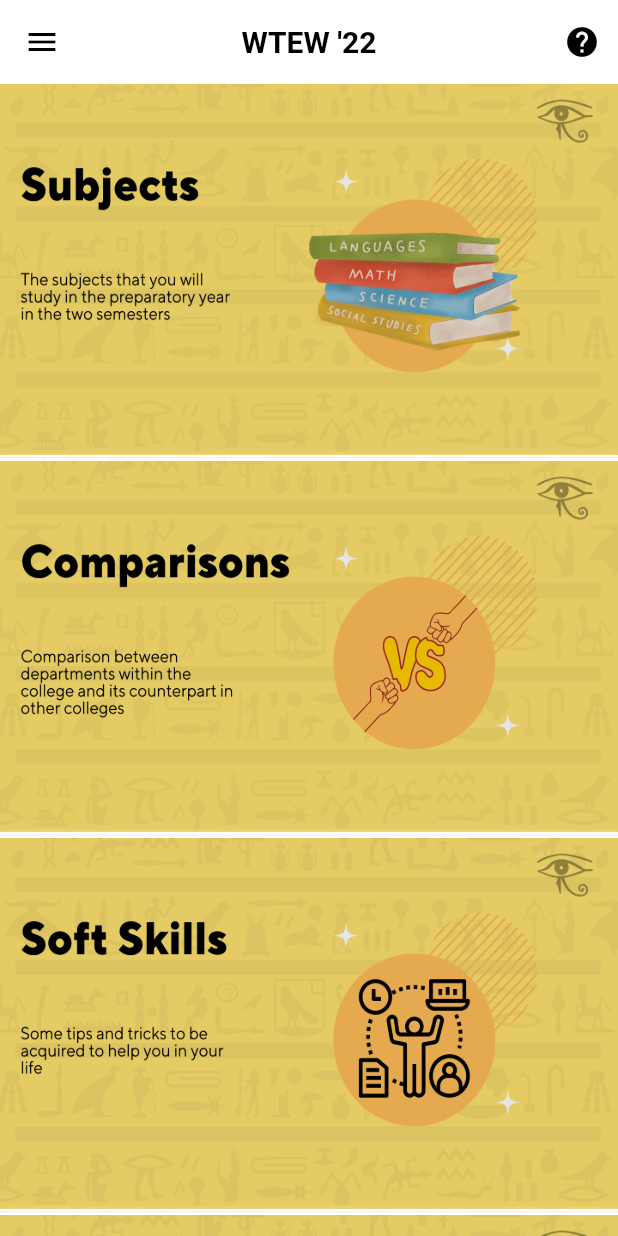
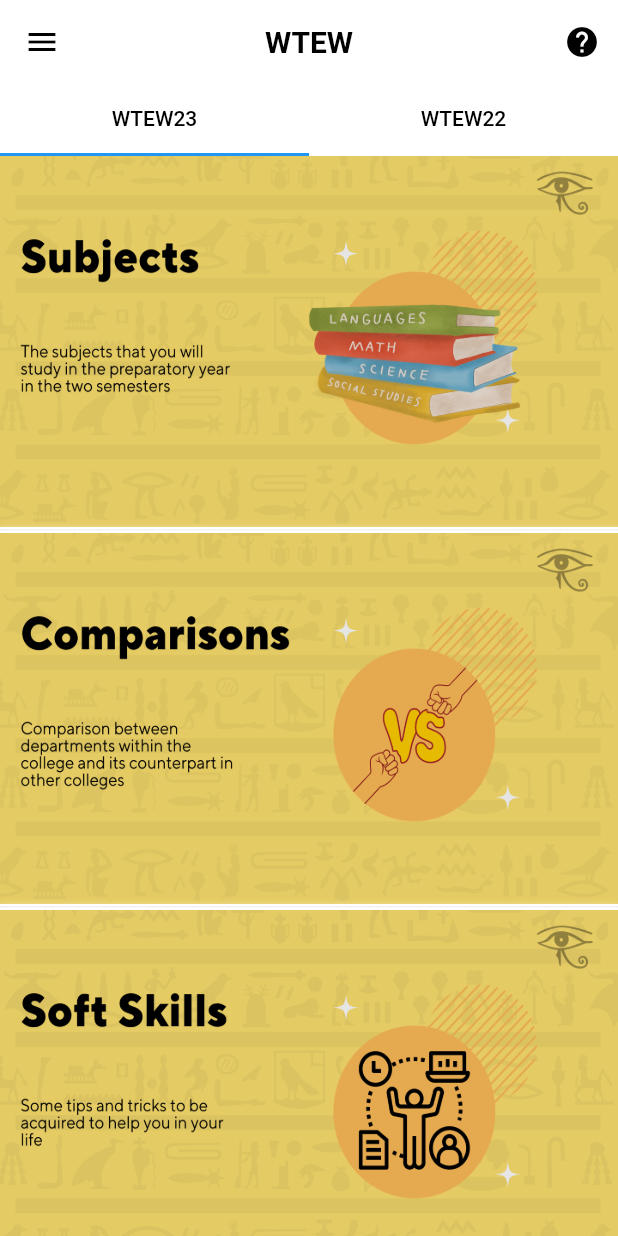
Before and after one commit to MuhammadTarek10/wtew-mobile, a Flutter app: the screen it shows after launch, in the side drawer, after a tap on the "help" icon, on a phone screen of 412 x 824 dp. Run offline on Flutter 3.47's test engine with Material 2 defaults, Android fonts, the phone set to English and light mode, and no system bars; our stand-ins replace awesome_dialog, dartz, equatable, flutter_bloc, fluttertoast, get_it and 1 more; accounts and stored records are empty.

Commit message:
all works

```diff
--- a/lib/config/utils/app_assets.dart
+++ b/lib/config/utils/app_assets.dart
@@ -29,7 +29,7 @@ class AppAssets {
 
   // sessions
   static const String physics = 'assets/sessions/Physics.png';
-  static const String archtecture = 'assets/sessions/Archtecture.png';
+  static const String architecture = 'assets/sessions/Archtecture.png';
   static const String chemistry = 'assets/sessions/chemistry.png';
   static const String civilVsTech =
       'assets/sessions/Civil Work  _ Technical Teams.png';
@@ -40,11 +40,11 @@ class AppAssets {
   static const String humanities = 'assets/sessions/humanities.png';
   static const String production = 'assets/sessions/production.png';
   static const String selfLearning = 'assets/sessions/self learning.png';
-  static const String timeManagment = 'assets/sessions/Time Management.png';
+  static const String timeManagement = 'assets/sessions/Time Management.png';
   static const String mathAndMechanics = 'assets/sessions/math _ mechanics.png';
 
   // timeline-icons
-  static const String archetictureIcon =
+  static const String architectureIcon =
       "assets/timeline_icons/archticture.png";
   static const String chemistryIcon = "assets/timeline_icons/chemistry.png";
   static const String computerIcon = "assets/timeline_icons/computer.png";
@@ -56,7 +56,7 @@ class AppAssets {
       "assets/timeline_icons/math _ mechanics .png";
   static const String physicsIcon = "assets/timeline_icons/physics.png";
   static const String productionIcon = "assets/timeline_icons/production.png";
-  static const String selcLearningIcon =
+  static const String selfLearningIcon =
       "assets/timeline_icons/self-learning.png";
   static const String civilAndTechnicalIcon =
       "assets/timeline_icons/technical.png";
--- a/lib/config/utils/app_constants.dart
+++ b/lib/config/utils/app_constants.dart
@@ -16,15 +16,15 @@ class AppConstants {
   static const String databaseName = "gpa-calculator";
   static const String databaseSemesterTableName = "semesters";
   static const String databaseColSemesterId = "id";
-  static const String databseColSemesterTerm = "term";
-  static const String databaseColSemeterGPA = "gpa";
+  static const String datableColSemesterTerm = "term";
+  static const String databaseColSemesterGPA = "gpa";
   static const String databaseColSemesterCredits = "credits";
 
   static const String databaseSubjectTableName = "subjects";
   static const String databaseColSubjectSemesterId = "semester_id";
   static const String databaseColSubjectName = "name";
   static const String databaseColSubjectHours = "hours";
-  static const String databseColSubjectGrade = "grade";
+  static const String datableColSubjectGrade = "grade";
 
   static const SMUThoughts smu = SMUThoughts(
     title: "Grande Finale",
@@ -36,7 +36,7 @@ class AppConstants {
     return IconButton(
       onPressed: () => AwesomeDialog(
         context: context,
-        animType: AnimType.SCALE,
+        animType: AnimType.scale,
         customHeader: Image.asset(AppAssets.smuLogoNoText),
         title: AppStrings.welcomeMessage,
         desc: AppStrings.eventDiscription,
@@ -64,7 +64,7 @@ class AppConstants {
   static Future<dynamic> help(BuildContext context) {
     return AwesomeDialog(
       context: context,
-      animType: AnimType.SCALE,
+      animType: AnimType.scale,
       customHeader: Image.asset(AppAssets.smuLogoNoText),
       title: AppStrings.welcomeMessage,
       desc: AppStrings.eventDiscription,
@@ -92,7 +92,7 @@ class AppConstants {
   }
 }
 
-class TalksData {
+class TalksData22 {
   static const String sessionPlace = "K1 - Electrical Building";
 
   static const BaseSection subjects = Subjects(
@@ -299,7 +299,7 @@ class TalksData {
             "All of this subject has no sections.",
             "English: is one hour subject and technical.",
             "Human rights: is zero hour subject.",
-            "History: is two hours subject and has two partsone of them is Engineering History and the other one is Architectural engineering.",
+            "History: is two hours subject and has two parts one of them is Engineering History and the other one is Architectural engineering.",
             " All this subject not close any other subject.",
           ],
           imagePath: AppAssets.humanities,
@@ -559,9 +559,9 @@ class TalksData {
             "3. Theoretical subjects<T>",
             "These are studied to enhance the understanding of main subjects (Design - Building).",
           ],
-          imagePath: AppAssets.archtecture,
+          imagePath: AppAssets.architecture,
         ),
-        activityIcon: AppAssets.archetictureIcon,
+        activityIcon: AppAssets.architectureIcon,
         title: "Architecture",
         description: "Architecture",
         date: "dayDate",
@@ -616,7 +616,7 @@ class TalksData {
             "Habit Developers – Create healthy habits to encourage time management.",
             "5. Stop Procrastinating<T>",
             "10-minute technique",
-            "Using favourite distractions as rewards",
+            "Using favorite distractions as rewards",
             "Changing the study environment",
             "6. Avoid Multi-tasking",
             "Psychological studies have shown that multi-tasking does not save time. In fact, the opposite is often true. You lose time when switching from one task to another, resulting in a loss of productivity",
@@ -625,7 +625,7 @@ class TalksData {
             "8. Stay Healthy<T>",
             "The care and attention you give yourself is an important investment of time. Scheduling time to relax or do nothing helps you rejuvenate physically and mentally, enabling you to accomplish tasks more quickly and easily",
           ],
-          imagePath: AppAssets.timeManagment,
+          imagePath: AppAssets.timeManagement,
         ),
         activityIcon: AppAssets.timeManagementIcon,
         title: "Time Management",
@@ -683,7 +683,7 @@ class TalksData {
           ],
           imagePath: AppAssets.selfLearning,
         ),
-        activityIcon: AppAssets.selcLearningIcon,
+        activityIcon: AppAssets.selfLearningIcon,
         title: "Self Learning",
         description: "Self Learning",
         date: "date",
--- a/lib/config/utils/app_strings.dart
+++ b/lib/config/utils/app_strings.dart
@@ -1,12 +1,12 @@
 class AppStrings {
-  static const String appName = "Welcome To Engineers' World '22";
+  static const String appName = "Welcome To Engineers' World";
   static const String smuPage = "https://www.facebook.com/SMUalex";
   static const String eventDiscription =
-      "WTEW (Welcome to Engineers' World) is an annual event held by SMU, to remove the fogginess that a freshman may face, and lessen the problems and obstacles we all been through, by giving talks, sessions and workshops. \nThis application's aim is to provide the needed information and tips for all students as long as they need to achieve utmost benefit for the students. \nLaunched in September 2022.";
+      "WTEW (Welcome to Engineers' World) is an annual event held by SMU, to remove the fogginess that a freshman may face, and lessen the problems and obstacles we all been through, by giving talks, sessions and workshops. \nThis application's aim is to provide the needed information and tips for all students as long as they need to achieve utmost benefit for the students.";
 
   // home view
   static const String homeViewTitle = "Home";
-  static const String welcomeMessage = "WTEW '22";
+  static const String welcomeMessage = "WTEW";
   static const String goToSmuPage = "SMU Page";
   static const String cancel = "Cancel";
   static const String notes = "Notes";
--- a/lib/core/injector.dart
+++ b/lib/core/injector.dart
@@ -14,8 +14,8 @@ Future<dynamic> _createDatabase(Database db, int version) async {
     '''
   CREATE TABLE IF NOT EXISTS "${AppConstants.databaseSemesterTableName}" (
     ${AppConstants.databaseColSemesterId} TEXT PRIMARY KEY,
-    ${AppConstants.databseColSemesterTerm} INTEGER NOT NULL,
-    ${AppConstants.databaseColSemeterGPA} DOUBLE NOT NULL,
+    ${AppConstants.datableColSemesterTerm} INTEGER NOT NULL,
+    ${AppConstants.databaseColSemesterGPA} DOUBLE NOT NULL,
     ${AppConstants.databaseColSemesterCredits} int NOT NULL
   )
   ''',
@@ -26,7 +26,7 @@ Future<dynamic> _createDatabase(Database db, int version) async {
     CREATE TABLE IF NOT EXISTS "${AppConstants.databaseSubjectTableName}" (
       ${AppConstants.databaseColSubjectName} TEXT NOT NULL,
       ${AppConstants.databaseColSubjectHours} INTEGER NOT NULL,
-      ${AppConstants.databseColSubjectGrade} TEXT NOT NULL,
+      ${AppConstants.datableColSubjectGrade} TEXT NOT NULL,
       ${AppConstants.databaseColSubjectSemesterId} TEXT NOT NULL,
       FOREIGN KEY (${AppConstants.databaseColSubjectSemesterId}) REFERENCES ${AppConstants.databaseSemesterTableName} (${AppConstants.databaseColSemesterId})
     )
--- a/lib/features/gpa_calculator/data/datasources/local_data_source.dart
+++ b/lib/features/gpa_calculator/data/datasources/local_data_source.dart
@@ -53,8 +53,8 @@ class LocalDataSourceImpl implements LocalDataSource {
       AppConstants.databaseSemesterTableName,
       columns: [
         AppConstants.databaseColSemesterId,
-        AppConstants.databseColSemesterTerm,
-        AppConstants.databaseColSemeterGPA,
+        AppConstants.datableColSemesterTerm,
+        AppConstants.databaseColSemesterGPA,
         AppConstants.databaseColSemesterCredits,
       ],
     );
--- a/lib/features/home_view.dart
+++ b/lib/features/home_view.dart
@@ -18,22 +18,53 @@ class HomeView extends StatefulWidget {
 }
 
 class _HomeViewState extends State<HomeView> {
-  List<BaseSection> sections = [
-    TalksData.subjects,
-    TalksData.comparisons,
-    TalksData.softSkills,
-    TalksData.gpa,
+  List<BaseSection> sections22 = [
+    TalksData22.subjects,
+    TalksData22.comparisons,
+    TalksData22.softSkills,
+    TalksData22.gpa,
+  ];
+
+  List<BaseSection> sections23 = [
+    TalksData22.subjects,
+    TalksData22.comparisons,
+    TalksData22.softSkills,
+    TalksData22.gpa,
   ];
 
   @override
   Widget build(BuildContext context) {
-    return Scaffold(
-      appBar: AppBar(
-        title: const Text(AppStrings.welcomeMessage),
-        actions: [AppConstants.buildHelpButton(context)],
+    return DefaultTabController(
+      length: 2,
+      child: Scaffold(
+        appBar: AppBar(
+          title: const Text(AppStrings.welcomeMessage),
+          actions: [AppConstants.buildHelpButton(context)],
+          bottom: const TabBar(
+            tabs: [
+              Tab(
+                child: Text(
+                  "WTEW23",
+                  style: TextStyle(color: Colors.black),
+                ),
+              ),
+              Tab(
+                child: Text(
+                  "WTEW22",
+                  style: TextStyle(color: Colors.black),
+                ),
+              ),
+            ],
+          ),
+        ),
+        body: TabBarView(
+          children: [
+            SectionListView(sections: sections23),
+            SectionListView(sections: sections22),
+          ],
+        ),
+        drawer: buildDrawer(context),
       ),
-      body: SecionListView(sections: sections),
-      drawer: buildDrawer(context),
     );
   }
 
@@ -61,12 +92,12 @@ class _HomeViewState extends State<HomeView> {
             onTap: () => Navigator.pushReplacementNamed(
                 context, AppRoutes.gpaCalculatorRoute),
           ),
-          DrawerItem(
-            title: AppStrings.partners,
-            icon: AppAssets.partners,
-            onTap: () => Navigator.pushReplacementNamed(
-                context, AppRoutes.partnersRoute),
-          ),
+          // DrawerItem(
+          //   title: AppStrings.partners,
+          //   icon: AppAssets.partners,
+          //   onTap: () => Navigator.pushReplacementNamed(
+          //       context, AppRoutes.partnersRoute),
+          // ),
           // DrawerItem(
           //   title: AppStrings.settings,
           //   icon: AppAssets.settings,
@@ -78,8 +109,8 @@ class _HomeViewState extends State<HomeView> {
   }
 }
 
-class HomeSecions extends StatelessWidget {
-  const HomeSecions({
+class HomeSections extends StatelessWidget {
+  const HomeSections({
     Key? key,
     required this.sections,
   }) : super(key: key);
--- a/lib/features/talks/presentation/widgets/sections/section_list_view.dart
+++ b/lib/features/talks/presentation/widgets/sections/section_list_view.dart
@@ -4,8 +4,8 @@ import 'package:wtew/features/talks/domain/entities/sections.dart';
 import 'package:wtew/features/talks/presentation/widgets/section_card.dart';
 import 'package:wtew/features/talks/presentation/widgets/sections/section_animated_scroll_view.dart';
 
-class SecionListView extends StatelessWidget {
-  const SecionListView({
+class SectionListView extends StatelessWidget {
+  const SectionListView({
     Key? key,
     required this.sections,
   }) : super(key: key);
```
Also changed, not shown: pubspec.yaml (+8 -8 lines), pubspec.lock, 10 other files.
